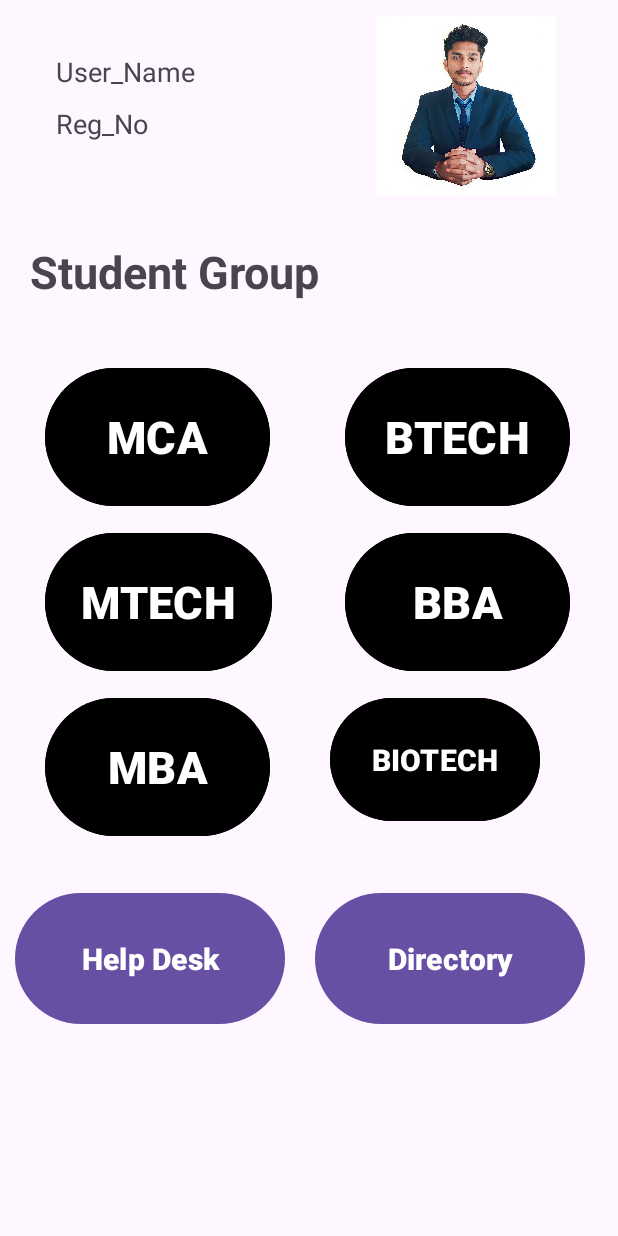
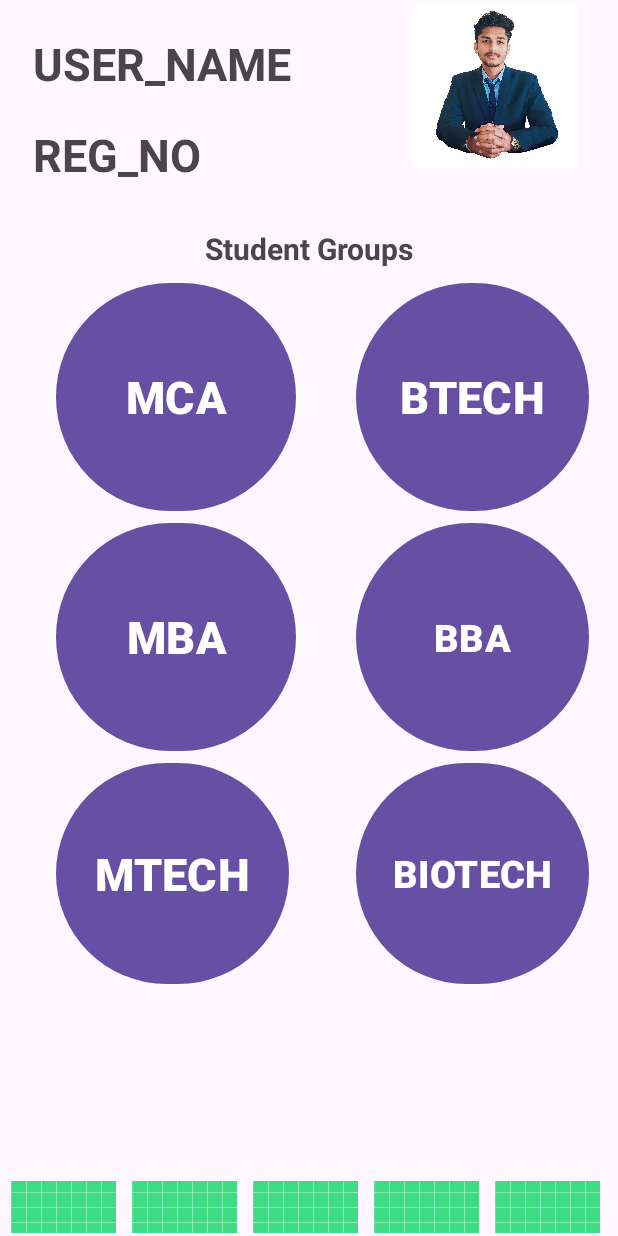
Before and after one commit to mysterkumar/CampAid, an Android app: the screen it shows after launch (MainActivity), on a phone screen of 412 x 824 dp. Run offline under Robolectric (Android 15) with nearby library versions, the phone set to English and light mode, and no system bars; 13 statements that could not run were skipped.

Commit message:
AlL 4 pages completed

```diff
--- a/app/src/main/res/layout/activity_bba.xml
+++ b/app/src/main/res/layout/activity_bba.xml
@@ -1,10 +1,12 @@
 <?xml version="1.0" encoding="utf-8"?>
-<LinearLayout xmlns:android="http://schemas.android.com/apk/res/android"
+<LinearLayout
+    xmlns:android="http://schemas.android.com/apk/res/android"
     xmlns:app="http://schemas.android.com/apk/res-auto"
     xmlns:tools="http://schemas.android.com/tools"
     android:layout_width="match_parent"
     android:layout_height="match_parent"
     tools:context=".BBA_ACTIVITY">
+
 
     <ScrollView
 
--- a/app/src/main/res/layout/activity_main.xml
+++ b/app/src/main/res/layout/activity_main.xml
@@ -1,5 +1,4 @@
 <?xml version="1.0" encoding="utf-8"?>
-
 <androidx.drawerlayout.widget.DrawerLayout
     xmlns:android="http://schemas.android.com/apk/res/android"
     xmlns:app="http://schemas.android.com/apk/res-auto"
@@ -11,204 +10,224 @@
     tools:ignore="HardcodedText">
 
     <LinearLayout
+        android:layout_margin="2dp"
+       android:layout_height="match_parent"
         android:layout_width="match_parent"
-        android:layout_height="match_parent"
         android:orientation="vertical">
+
+        <!-- user name reg no and pic -->
+        <androidx.appcompat.widget.LinearLayoutCompat
+            android:layout_width="match_parent"
+            android:layout_height="130dp"
+            >
+            <!-- addimg 2 leniar layout -->
+
+            <!-- for username -->
+            <LinearLayout
+                android:layout_width="250dp"
+                android:layout_height="match_parent"
+                android:layout_marginEnd="10dp"
+                android:orientation="vertical">
+                <TextView
+                    android:layout_width="wrap_content"
+                    android:layout_height="wrap_content"
+                    android:text="USER_NAME"
+                    android:layout_margin="20dp"
+                    android:textStyle="bold"
+                    android:textSize="30sp"
+                    >
+                </TextView>
+                <TextView
+                    android:layout_width="wrap_content"
+                    android:layout_height="wrap_content"
+                    android:text="REG_NO"
+                    android:layout_marginStart="20sp"
+                    android:textStyle="bold"
+                    android:textSize="30sp"
+                    >
+                </TextView>
+
+
+            </LinearLayout>
+            <!-- for pic -->
+            <LinearLayout
+                android:layout_marginStart="10dp"
+                android:layout_width="120dp"
+                android:layout_height="120dp">
+                <ImageView
+                    android:layout_width="115dp"
+                    android:layout_height="110dp"
+                    android:src="@drawable/swapnil_pic_formal"
+                    android:contentDescription="ser_picture">
+                </ImageView>
+
+            </LinearLayout>
+        </androidx.appcompat.widget.LinearLayoutCompat>
+        <TextView
+            android:layout_marginTop="20dp"
+            android:layout_width="match_parent"
+            android:layout_height="wrap_content"
+            android:text="Student Groups"
+            android:textSize="20sp"
+            android:textAlignment="center"
+            android:textStyle="bold">
+        </TextView>
+
+        <!-- making tabs -->
+        <!-- for 6 tabs 1 linear layout -->
+        <LinearLayout
+            android:layout_margin="5dp"
+            android:layout_width="match_parent"
+            android:layout_height="wrap_content"
+            >
+            <!-- 1st set buttons -->
+            <LinearLayout
+                android:layout_width="wrap_content"
+                android:layout_height="match_parent"
+                android:orientation="vertical"
+                android:layout_marginStart="10dp"
+                >
+                <Button
+                    android:text="MCA"
+                    android:id="@+id/mca_button"
+                    android:layout_marginStart="20dp"
+                    android:layout_width="160dp"
+                    android:layout_height="160dp"
+                    android:textSize="30sp"
+                    android:textStyle="bold">
+
+                </Button>
+                <Button
+                    android:text="MBA"
+                    android:id="@+id/mba_button"
+                    android:layout_marginStart="20dp"
+                    android:layout_width="160dp"
+                    android:layout_height="160dp"
+                    android:textSize="30sp"
+                    android:textStyle="bold">
+
+                </Button>
+                <Button
+                    android:text="MTECH"
+                    android:id="@+id/mtech_button"
+                    android:layout_marginStart="20dp"
+                    android:layout_width="155dp"
+                    android:layout_height="155dp"
+                    android:textSize="30sp"
+                    android:textStyle="bold">
+                </Button>
+            </LinearLayout>
+
+            <!-- 2nd set of buttons -->
+            <LinearLayout
+                android:layout_marginStart="20dp"
+                android:layout_width="wrap_content"
+                android:layout_height="match_parent"
+                android:orientation="vertical"
+                >
+                <Button
+                    android:text="BTECH"
+                    android:id="@+id/btech_button"
+                    android:layout_marginStart="20dp"
+                    android:layout_width="155dp"
+                    android:layout_height="160dp"
+                    android:textSize="30sp"
+                    android:textStyle="bold">
+
+                </Button>
+                <Button
+                    android:text="BBA"
+                    android:id="@+id/bba_button"
+                    android:layout_marginStart="20dp"
+                    android:layout_width="155dp"
+                    android:layout_height="160dp"
+                    android:textSize="25sp"
+                    android:textStyle="bold">
+
+                </Button>
+                <Button
+                    android:text="BIOTECH"
+                    android:id="@+id/biotech_button"
+                    android:layout_marginStart="20dp"
+                    android:layout_width="155dp"
+                    android:layout_height="155dp"
+                    android:textSize="25sp"
+                    android:textStyle="bold">
+                </Button>
+            </LinearLayout>
+
+        </LinearLayout>
+        <!-- help desk and directory  -->
 
         <LinearLayout
             android:layout_width="match_parent"
-            android:layout_height="130dp"
-            android:layout_margin="5dp"
-            >
+            android:layout_height="110dp"
+            android:layout_margin="3dp">
 
             <LinearLayout
                 android:layout_width="190dp"
-                android:layout_height="130dp"
-                android:orientation="vertical">
-
-                <TextView
-                    android:layout_width="wrap_content"
-                    android:layout_height="wrap_content"
-                    android:layout_marginStart="32dp"
-                    android:layout_marginTop="30dp"
-                    android:gravity="center"
-                    android:text="User_Name"
-                    android:id="@+id/user_name"
-                    android:textSize="18sp" />
-
-                <TextView
-                    android:layout_width="wrap_content"
-                    android:layout_height="wrap_content"
-                    android:layout_marginStart="32dp"
-                    android:layout_marginTop="10dp"
-                    android:gravity="center"
-                    android:text="Reg_No"
-                    android:id="@+id/reg_no"
-                    android:textSize="18sp" />
-
-            </LinearLayout>
-
-            <LinearLayout
-                android:layout_marginStart="20dp"
-                android:layout_width="190dp"
-                android:layout_height="130dp"
-                >
-                <ImageView
-                    android:layout_margin="5dp"
-                    android:layout_width="180dp"
-                    android:layout_height="120dp"
-                    android:src="@drawable/swapnil_pic_formal"
-                    android:contentDescription="user_image"
-                    >
-                </ImageView>
-            </LinearLayout>
-        </LinearLayout>
-
-
-        <TextView
-            android:text="Student Group"
-            android:layout_width="wrap_content"
-            android:layout_height="wrap_content"
-            android:layout_marginTop="20dp"
-            android:layout_marginStart="20dp"
-            android:textStyle="bold"
-            android:textSize="30sp" />
-        <LinearLayout
-            android:layout_width="match_parent"
-            android:layout_height="360dp"
-            android:layout_margin="10dp"
-            >
-            <LinearLayout
-                android:layout_width="200dp"
-                android:layout_height="wrap_content"
-                android:orientation="vertical"
-                android:layout_marginTop="5dp"
-                android:layout_gravity="end"
-                >
-
-                <Button
-                    android:text="MCA"
-                    android:id="@+id/mca_button"
-                    android:layout_width="150dp"
-                    android:layout_height="100dp"
-                    android:backgroundTint="@color/black"
-                    android:textStyle="bold"
-                    android:textSize="30sp"
-                    android:layout_marginTop="30dp"
-                    android:layout_marginStart="20dp"
-                    />
-                <Button
-                    android:text="MTECH"
-                    android:id="@+id/mtech_button"
-                    android:layout_width="wrap_content"
-                    android:layout_height="100dp"
-                    android:backgroundTint="@color/black"
-                    android:textStyle="bold"
-                    android:textSize="30sp"
-                    android:layout_marginTop="10dp"
-                    android:layout_marginStart="20dp"
-                    />
-                <Button
-                    android:text="MBA"
-                    android:id="@+id/mba_button"
-                    android:layout_width="150dp"
-                    android:layout_height="100dp"
-                    android:backgroundTint="@color/black"
-                    android:textStyle="bold"
-                    android:textSize="30sp"
-                    android:layout_marginTop="10dp"
-                    android:layout_marginStart="20dp"
-                    />
-
-            </LinearLayout>
-            <LinearLayout
-                android:layout_width="190dp"
-                android:layout_height="wrap_content"
-                android:orientation="vertical"
-                android:layout_marginTop="5dp"
-                android:layout_marginEnd="10dp"
-                android:layout_gravity="end"
-                >
-
-                <Button
-                    android:text="BTECH"
-                    android:id="@+id/betch_button"
-                    android:layout_width="150dp"
-                    android:layout_height="100dp"
-                    android:backgroundTint="@color/black"
-                    android:textStyle="bold"
-                    android:textSize="30sp"
-                    android:layout_marginTop="30dp"
-                    android:layout_marginStart="20dp"
-                    />
-                <Button
-                    android:text="BBA"
-                    android:id="@+id/bba_button"
-                    android:layout_width="150dp"
-                    android:layout_height="100dp"
-                    android:backgroundTint="@color/black"
-                    android:textStyle="bold"
-                    android:textSize="30sp"
-                    android:layout_marginTop="10dp"
-                    android:layout_marginStart="20dp"
-                     />
-                <Button
-                    android:text="BIOTECH"
-                    android:id="@+id/biotech_button"
-                    android:layout_width="140dp"
-                    android:layout_height="90dp"
-                    android:backgroundTint="@color/black"
-                    android:textStyle="bold"
-                    android:textSize="20sp"
-                   android:layout_margin="10dp"
-                />
-
-            </LinearLayout>
-
-        </LinearLayout>
-
-        <LinearLayout
-            android:layout_width="match_parent"
-            android:layout_height="100dp"
-            android:layout_margin="10dp"
-            >
-            <LinearLayout
-                android:layout_width="190dp"
-                android:layout_height="100dp">
-                <Button
-                    android:text="Help Desk"
-                    android:id="@+id/helpdesk_button"
-                    android:layout_width="180dp"
-                    android:layout_height="95dp"
-                    android:textStyle="bold"
-                    android:textSize="20sp"
-                     />
+                android:layout_height="105dp"
+                android:text="HELP DESK"
+                android:layout_marginStart="6dp">
             </LinearLayout>
 
             <LinearLayout
                 android:layout_width="190dp"
-                android:layout_height="100dp"
+                android:layout_height="105dp"
+                android:text="DIRECTORY"
+                android:layout_marginStart="10dp"
                 >
-                <Button
-                    android:layout_width="180dp"
-                    android:layout_height="95dp"
-                    android:text="Directory"
-                    android:textStyle="bold"
-                    android:textSize="20sp"
-                    android:layout_marginStart="10dp"
-                />
+
             </LinearLayout>
         </LinearLayout>
 
+        <!-- NAV BAR BELOW -->
+       <LinearLayout
+           android:layout_width="match_parent"
+           android:layout_height="55dp"
+           >
+           <ImageButton
+               android:id="@+id/nav1"
+               android:layout_width="70dp"
+               android:layout_height="45dp"
+               android:src="@drawable/ic_launcher_background"
+               android:layout_margin="5dp"
+               android:tooltipText="@string/nav1"
+               >
+           </ImageButton>
+           <ImageButton
+               android:id="@+id/nav2"
+               android:layout_width="70dp"
+               android:layout_height="45dp"
+               android:src="@drawable/ic_launcher_background"
+               android:layout_margin="5dp"
+               >
+           </ImageButton>
+           <ImageButton
+               android:id="@+id/nav3"
+               android:layout_width="70dp"
+               android:layout_height="45dp"
+               android:src="@drawable/ic_launcher_background"
+               android:layout_margin="5dp"
+               >
+           </ImageButton>
+           <ImageButton
+               android:id="@+id/nav4"
+               android:layout_width="70dp"
+               android:layout_height="45dp"
+               android:src="@drawable/ic_launcher_background"
+               android:layout_margin="5dp"
+               >
+           </ImageButton>
+           <ImageButton
+               android:id="@+id/nav5"
+               android:layout_width="70dp"
+               android:layout_height="45dp"
+               android:src="@drawable/ic_launcher_background"
+               android:layout_margin="5dp"
+               >
+           </ImageButton>
+       </LinearLayout>
     </LinearLayout>
 
-
-    <!-- this the navigation view which draws and shows the navigation drawer -->
-    <!-- include the menu created in the menu folder -->
-    <com.google.android.material.navigation.NavigationView
-        android:layout_width="match_parent"
-        android:layout_height="match_parent"
-        android:layout_gravity="end"
-        app:menu="@menu/navigation_menu"/>
-
 </androidx.drawerlayout.widget.DrawerLayout>
--- a/app/src/main/res/layout/activity_mca.xml
+++ b/app/src/main/res/layout/activity_mca.xml
@@ -1,5 +1,6 @@
 <?xml version="1.0" encoding="utf-8"?>
-<LinearLayout xmlns:android="http://schemas.android.com/apk/res/android"
+<LinearLayout
+    xmlns:android="http://schemas.android.com/apk/res/android"
     xmlns:app="http://schemas.android.com/apk/res-auto"
     xmlns:tools="http://schemas.android.com/tools"
     android:layout_width="match_parent"
@@ -668,4 +669,5 @@
 
         </LinearLayout>
     </ScrollView>
+
 </LinearLayout>
```
Also changed, not shown: app/src/main/res/layout/activity_biotech.xml (+4 -3 lines), app/src/main/res/layout/activity_btech.xml (+4 -3 lines), app/src/main/res/layout/activity_directory.xml (+5 -3 lines), app/src/main/res/layout/activity_help_desk.xml (+5 -3 lines), app/src/main/res/layout/activity_mba2.xml (+5 -3 lines), app/src/main/res/layout/activity_mtech.xml (+5 -3 lines).
